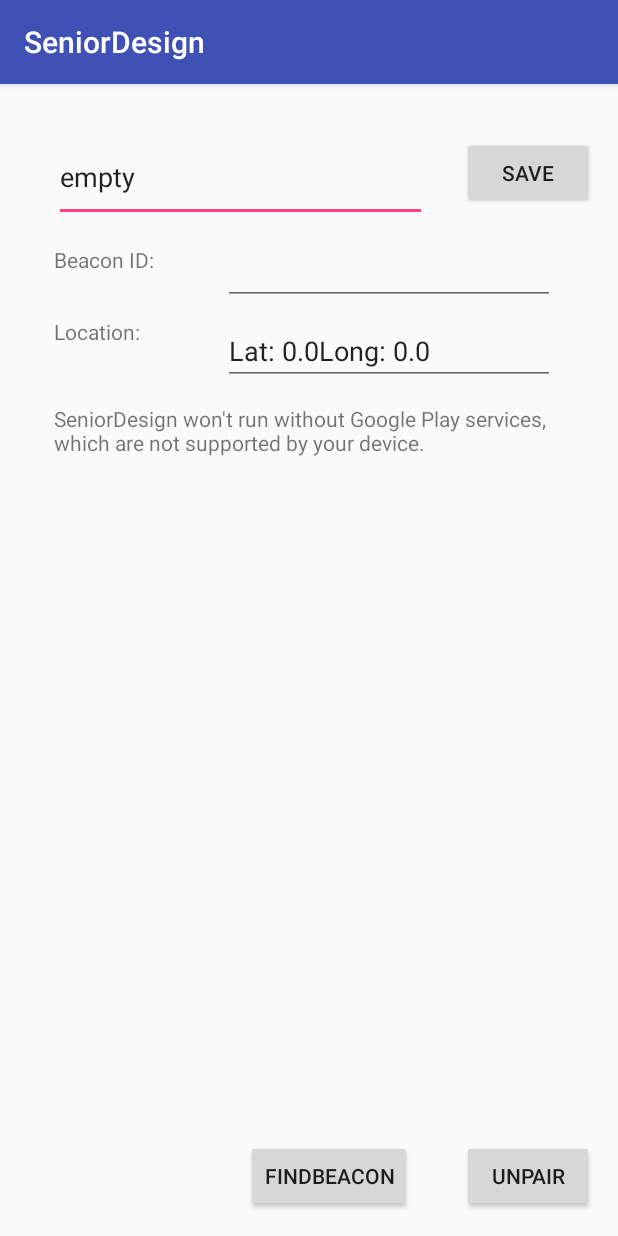
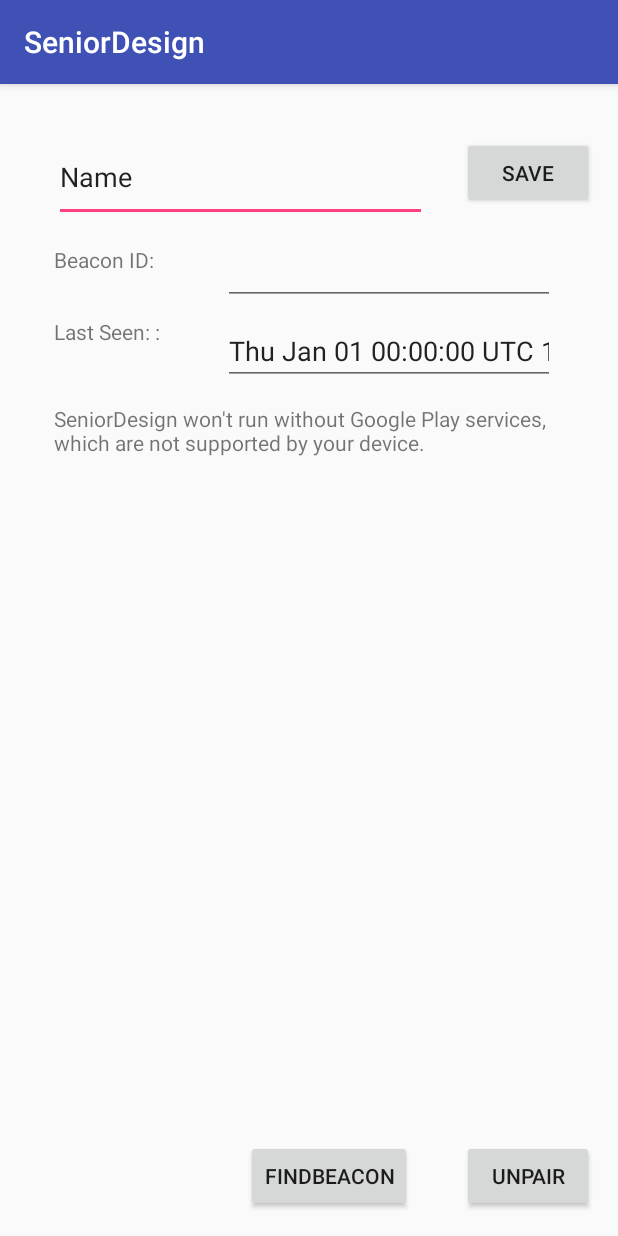
Before and after one commit to VCU-CS-Capstone/senior-project-317, an Android app: the BeaconInfoScreen screen opened directly, with no data from a screen before it, on a phone screen of 412 x 824 dp. Run offline under Robolectric (Android 15) with nearby library versions, the phone set to English and light mode, and no system bars; our stand-ins replace Firebase (no records; nobody signed in at launch, a user with empty details on screens opened directly); libraries missing offline, so code that uses them is left out: org.altbeacon.beacon; 3 statements that could not run were skipped.

Commit message:
Android Beta Update 4
More UI updates, fixes to beacon names

```diff
--- a/Android/app/src/main/java/com/vcuseniordesign/bym/AvailableBeaconScreen.java
+++ b/Android/app/src/main/java/com/vcuseniordesign/bym/AvailableBeaconScreen.java
@@ -217,6 +217,10 @@
     public void launchHomeDeviceList(Beacon beaconToAdd){
 
         ((BeaconApplication)getApplication()).getSavedBeacons().add(beaconToAdd);
+        BeaconSaved newBeacon = new BeaconSaved(beaconToAdd,"Beacon");
+        ArrayList<BeaconSaved> beaconInfoCopy = (ArrayList<BeaconSaved>)((BeaconApplication) getApplication()).getSavedBeaconsInfo().clone();
+        beaconInfoCopy.add(newBeacon);
+        ((BeaconApplication) getApplication()).setSavedBeaconsInfo(beaconInfoCopy);
 
         final FirebaseDatabase db = FirebaseDatabase.getInstance();
         final DatabaseReference newDBRef = db.getReference();
--- a/Android/app/src/main/java/com/vcuseniordesign/bym/BeaconApplication.java
+++ b/Android/app/src/main/java/com/vcuseniordesign/bym/BeaconApplication.java
@@ -5,6 +5,7 @@
 
 import org.altbeacon.beacon.Beacon;
 
+import java.lang.reflect.Array;
 import java.util.ArrayList;
 
 
@@ -12,6 +13,7 @@
     private ArrayList<Beacon> savedBeacons = new ArrayList<Beacon>();
     private ArrayList<Beacon> foundBeacons = new ArrayList<Beacon>();
     private ArrayList<BeaconFoundEvent> foundBeaconEvents = new ArrayList<BeaconFoundEvent>();
+    private ArrayList<BeaconSaved> savedBeaconsInfo = new ArrayList<BeaconSaved>();
 
     public ArrayList<Beacon> getSavedBeacons(){
         return savedBeacons;
@@ -20,10 +22,12 @@
         return foundBeacons;
     }
     public ArrayList<BeaconFoundEvent> getFoundBeaconEvents(){return foundBeaconEvents;}
+    public ArrayList<BeaconSaved> getSavedBeaconsInfo(){return savedBeaconsInfo;}
 
     public void setSavedBeacons(ArrayList<Beacon> newList){savedBeacons=newList;}
     public void setFoundBeacons(ArrayList<Beacon> newList){foundBeacons=newList;}
     public void setFoundBeaconEvents(ArrayList<BeaconFoundEvent> newList){foundBeaconEvents=newList;}
+    public void setSavedBeaconsInfo(ArrayList<BeaconSaved> newList){savedBeaconsInfo=newList;}
 
     @Override
     public void onCreate(){
--- a/Android/app/src/main/java/com/vcuseniordesign/bym/BeaconInfoScreen.java
+++ b/Android/app/src/main/java/com/vcuseniordesign/bym/BeaconInfoScreen.java
@@ -9,6 +9,7 @@
 import android.os.Bundle;
 import android.util.Log;
 import android.view.View;
+import android.view.inputmethod.InputMethodManager;
 import android.widget.Button;
 import android.widget.TextView;
 
@@ -26,16 +27,16 @@
 import com.google.firebase.database.Query;
 import com.google.firebase.database.ValueEventListener;
 
-import org.altbeacon.beacon.Beacon;
-
 import java.util.ArrayList;
+import java.util.Date;
 
 public class BeaconInfoScreen extends AppCompatActivity implements OnMapReadyCallback{
     BeaconInfoScreen curScreen = this;
     BeaconFoundEvent currentBeaconEvent=new BeaconFoundEvent();
+    BeaconSaved currentBeaconInfo;
     TextView beaconName;
     TextView beaconIds;
-    TextView locationText;
+    TextView timeText;
     Button saveNicknameButton;
     Button unpairButton;
     Button findBeaconbutton;
@@ -52,20 +53,34 @@
 
         if(getIntent().getSerializableExtra("beaconInfo")!=null){
             currentBeaconEvent=(BeaconFoundEvent)getIntent().getSerializableExtra("beaconInfo");
+            ArrayList<BeaconSaved> beaconInfoCopy = (ArrayList<BeaconSaved>)((BeaconApplication) getApplication()).getSavedBeaconsInfo().clone();
+            for(BeaconSaved curBeaconInfo:beaconInfoCopy){
+                if(curBeaconInfo.getCurBeacon().equals(currentBeaconEvent.getBeaconFound())){
+                    currentBeaconInfo=curBeaconInfo;
+                }
+            }
         }
+
+
+
         beaconName = (TextView) findViewById(R.id.beaconNickname);
         beaconIds = (TextView) findViewById(R.id.beaconIds);
-        locationText =(TextView) findViewById(R.id.locationText);
-        locationText.setText("Lat: "+currentBeaconEvent.getLastLat());
-        locationText.append("Long: "+currentBeaconEvent.getLastLong());
-        beaconName.setText(currentBeaconEvent.getBeaconNickname());
+        timeText =(TextView) findViewById(R.id.timeText);
+        Date dateFromTime = new Date(currentBeaconEvent.getLastTime());
+        timeText.setText(dateFromTime.toString());
+
+        //timeText.setText("Lat: "+currentBeaconEvent.getLastLat());
+        //timeText.append("Long: "+currentBeaconEvent.getLastLong());
+        beaconName.setText(currentBeaconInfo.getBeaconName());
         beaconIds.setText(currentBeaconEvent.getBeaconFound().getId2().toString()+":"+currentBeaconEvent.getBeaconFound().getId3().toString());
         //beaconIds.append(currentBeaconEvent.getBeaconFound().getId3().toString());
         saveNicknameButton=(Button) findViewById(R.id.saveNicknameButton);
         saveNicknameButton.setOnClickListener(new View.OnClickListener() {
             public void onClick(View v) {
                 currentBeaconEvent.setBeaconNickname(beaconName.getText().toString());
-
+                currentBeaconInfo.setBeaconName(beaconName.getText().toString());
+                InputMethodManager imm = (InputMethodManager)getSystemService(Context.INPUT_METHOD_SERVICE);
+                imm.hideSoftInputFromWindow(curScreen.getCurrentFocus().getWindowToken(), 0);
             }
         });
         unpairButton=(Button) findViewById(R.id.unpairButton);
@@ -145,6 +160,12 @@
 
     }
 
+    public void onBackPressed() {
+        Intent intent = new Intent(this, TagInfo.class);
+        startActivity(intent);
+        //super.onBackPressed();
+    }
+
     public void onPause(){
         super.onPause();
         unregisterReceiver(updateReceiver);
@@ -166,8 +187,8 @@
     public void updateMap(LatLng newLoc){
         curMarker.remove();
         curMarker=curMap.addMarker(new MarkerOptions().position(newLoc).title(currentBeaconEvent.getBeaconNickname()));
-        locationText.setText("Lat: "+newLoc.latitude);
-        locationText.append(" Long: "+newLoc.longitude);
+        //timeText.setText("Lat: "+newLoc.latitude);
+        //timeText.append(" Long: "+newLoc.longitude);
         curMap.moveCamera(CameraUpdateFactory.newLatLng(newLoc));
         curMap.moveCamera(CameraUpdateFactory.zoomTo(16));
     }
--- a/Android/app/src/main/java/com/vcuseniordesign/bym/BeaconTracker.java
+++ b/Android/app/src/main/java/com/vcuseniordesign/bym/BeaconTracker.java
@@ -217,6 +217,7 @@
                         Log.d("DeadService","Bluetooth is not available on this device. Shutting down service.");
                         stopSelf();
                     } else {
+                        Log.d("DeadService","Bluetooth is on: "+mBluetoothAdapter.isEnabled());
                         if (!mBluetoothAdapter.isEnabled()) {
                             Log.d("DeadService","Bluetooth is not turned on on this device. Shutting down service.");
                             stopSelf();
--- a/Android/app/src/main/res/layout/activity_beacon_info_screen.xml
+++ b/Android/app/src/main/res/layout/activity_beacon_info_screen.xml
@@ -39,8 +39,8 @@
         android:ems="10"
         android:inputType="textPersonName"
         app:layout_constraintBottom_toBottomOf="@+id/IDLabel"
-        app:layout_constraintEnd_toEndOf="@+id/locationText"
-        app:layout_constraintStart_toStartOf="@+id/locationText"
+        app:layout_constraintEnd_toEndOf="@+id/timeText"
+        app:layout_constraintStart_toStartOf="@+id/timeText"
         app:layout_constraintTop_toTopOf="@+id/IDLabel" />
 
     <fragment
@@ -55,7 +55,7 @@
         app:layout_constraintBottom_toBottomOf="@+id/findBeaconButton"
         app:layout_constraintEnd_toEndOf="parent"
         app:layout_constraintStart_toStartOf="parent"
-        app:layout_constraintTop_toTopOf="@+id/LocationLabel" />
+        app:layout_constraintTop_toTopOf="@+id/timeLabel" />
 
     <Button
         android:id="@+id/unpairButton"
@@ -68,7 +68,7 @@
         app:layout_constraintEnd_toEndOf="parent" />
 
     <EditText
-        android:id="@+id/locationText"
+        android:id="@+id/timeText"
         android:layout_width="221dp"
         android:layout_height="0dp"
         android:layout_marginEnd="42dp"
@@ -80,15 +80,15 @@
         app:layout_constraintTop_toTopOf="parent" />
 
     <TextView
-        android:id="@+id/LocationLabel"
+        android:id="@+id/timeLabel"
         android:layout_width="0dp"
         android:layout_height="0dp"
         android:layout_marginEnd="9dp"
-        android:text="Location:"
-        app:layout_constraintBottom_toBottomOf="@+id/locationText"
-        app:layout_constraintEnd_toStartOf="@+id/locationText"
+        android:text="Last Seen: :"
+        app:layout_constraintBottom_toBottomOf="@+id/timeText"
+        app:layout_constraintEnd_toStartOf="@+id/timeText"
         app:layout_constraintStart_toStartOf="@+id/mapFrag"
-        app:layout_constraintTop_toTopOf="@+id/locationText" />
+        app:layout_constraintTop_toTopOf="@+id/timeText" />
 
     <TextView
         android:id="@+id/IDLabel"
@@ -96,9 +96,9 @@
         android:layout_height="40dp"
         android:layout_marginBottom="8dp"
         android:text="Beacon ID:"
-        app:layout_constraintBottom_toTopOf="@+id/LocationLabel"
-        app:layout_constraintEnd_toEndOf="@+id/LocationLabel"
-        app:layout_constraintStart_toStartOf="@+id/LocationLabel" />
+        app:layout_constraintBottom_toTopOf="@+id/timeLabel"
+        app:layout_constraintEnd_toEndOf="@+id/timeLabel"
+        app:layout_constraintStart_toStartOf="@+id/timeLabel" />
 
     <Button
         android:id="@+id/findBeaconButton"
```
Also changed, not shown: Android/app/src/main/java/com/vcuseniordesign/bym/BeaconSaved.java (added, +21 -0 lines), Android/app/src/main/java/com/vcuseniordesign/bym/SignInActivity.java (+19 -1 lines), Android/app/src/main/java/com/vcuseniordesign/bym/TagInfo.java (+18 -2 lines), Android/app/src/main/java/com/vcuseniordesign/bym/homeBeaconButtonAdapter.java (+11 -2 lines).
